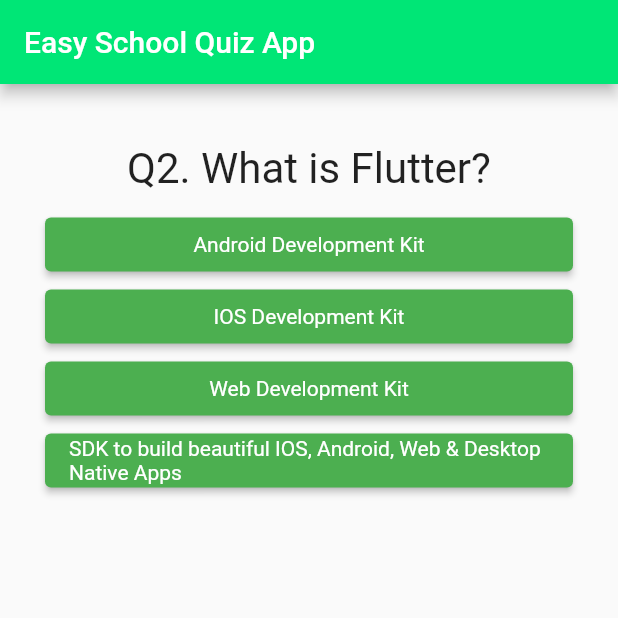
After one commit to EasySchoolASE/EasySchool, a Flutter app: the QuizApp screen opened directly, after a tap on "Facebook", on a phone screen of 412 x 824 dp, the top half of it. The commit adds this screen. Run offline on Flutter 3.47's test engine with Material 2 defaults, Android fonts, the phone set to English and light mode, and no system bars; our stand-ins replace cached_network_image, cloud_firestore, file_picker, firebase_auth, firebase_core, firebase_storage and 8 more; accounts and stored records are empty; Roboto replaces fonts that are missing (Quicksand).

Commit message:
quiz feature integrated navbar

```diff
--- a/easylearning/lib/Model/videosModel.dart
+++ b/easylearning/lib/Model/videosModel.dart
@@ -17,7 +17,7 @@
     videoLink: map['videoLink'],
     photoLink: map['photoLink'],
     title: map['title'],
-    pdfURL: map['pdfURL']
+    pdfURL: map['pdfLink']
   );
 }
 
@@ -29,7 +29,7 @@
     'videoLink': videoLink,
     'photoLink':photoLink,
     'title': title,
-    'pdfURL':pdfURL,
+    'pdfLink':pdfURL,
   };
 }
 
--- /dev/null
+++ b/easylearning/lib/screens/answer.dart
@@ -0,0 +1,27 @@
+import 'package:flutter/material.dart';
+
+class Answer extends StatelessWidget {
+final Function selectHandler;
+final String answerText;
+
+const Answer(this.selectHandler, this.answerText, {Key? key})
+	: super(key: key);
+
+@override
+Widget build(BuildContext context) {
+	// use SizedBox for white space instead of Container
+	return SizedBox(
+	width: double.infinity,
+	child: ElevatedButton(
+		onPressed:() async{
+     await selectHandler();
+    },
+		style: ButtonStyle(
+			textStyle:
+				MaterialStateProperty.all(const TextStyle(color: Colors.white)),
+			backgroundColor: MaterialStateProperty.all(Colors.green)),
+		child: Text(answerText),
+	),
+	); //Container
+}
+}
--- a/easylearning/lib/screens/maths.dart
+++ b/easylearning/lib/screens/maths.dart
@@ -35,9 +35,11 @@
 
   @override
   Widget build(BuildContext context) {
-    return Container(
+    return
+    Container(
             height: 200,
-            child: SizedBox(
+            child:
+            SizedBox(
               width: MediaQuery.of(context).size.width,
               height: 20,
               child: ListView.builder(
--- /dev/null
+++ b/easylearning/lib/screens/question.dart
@@ -0,0 +1,20 @@
+import 'package:flutter/material.dart';
+
+class Question extends StatelessWidget {
+final String questionText;
+
+const Question(this.questionText, {Key? key}) : super(key: key);
+
+@override
+Widget build(BuildContext context) {
+	return Container(
+	width: double.infinity,
+	margin: const EdgeInsets.all(10),
+	child: Text(
+		questionText,
+		style: const TextStyle(fontSize: 28),
+		textAlign: TextAlign.center,
+	), //Text
+	); //Contaier
+}
+}
--- /dev/null
+++ b/easylearning/lib/screens/quiz.dart
@@ -0,0 +1,114 @@
+import 'package:easylearning/screens/quiz_screen.dart';
+import 'package:easylearning/screens/result.dart';
+import 'package:flutter/material.dart';
+
+class QuizApp extends StatefulWidget {
+  const QuizApp({super.key});
+
+  @override
+  State<QuizApp> createState() => _QuizAppState();
+}
+
+class _QuizAppState extends State<QuizApp> {
+
+  final _questions = const [
+	{
+	'questionText': 'Q1. Who created Flutter?',
+	'answers': [
+		{'text': 'Facebook', 'score': -2},
+		{'text': 'Adobe', 'score': -2},
+		{'text': 'Google', 'score': 10},
+		{'text': 'Microsoft', 'score': -2},
+	],
+	},
+	{
+	'questionText': 'Q2. What is Flutter?',
+	'answers': [
+		{'text': 'Android Development Kit', 'score': -2},
+		{'text': 'IOS Development Kit', 'score': -2},
+		{'text': 'Web Development Kit', 'score': -2},
+		{
+		'text':
+			'SDK to build beautiful IOS, Android, Web & Desktop Native Apps',
+		'score': 10
+		},
+	],
+	},
+	{
+	'questionText': ' Q3. Which programing language is used by Flutter',
+	'answers': [
+		{'text': 'Ruby', 'score': -2},
+		{'text': 'Dart', 'score': 10},
+		{'text': 'C++', 'score': -2},
+		{'text': 'Kotlin', 'score': -2},
+	],
+	},
+	{
+	'questionText': 'Q4. Who created Dart programing language?',
+	'answers': [
+		{'text': 'Lars Bak and Kasper Lund', 'score': 10},
+		{'text': 'Brendan Eich', 'score': -2},
+		{'text': 'Bjarne Stroustrup', 'score': -2},
+		{'text': 'Jeremy Ashkenas', 'score': -2},
+	],
+	},
+	{
+	'questionText':
+		'Q5. Is Flutter for Web and Desktop available in stable version?',
+	'answers': [
+		{
+		'text': 'Yes',
+		'score': -2,
+		},
+		{'text': 'No', 'score': 10},
+	],
+	},
+];
+
+var _questionIndex = 0;
+var _totalScore = 0;
+
+void _resetQuiz() {
+	setState(() {
+	_questionIndex = 0;
+	_totalScore = 0;
+	});
+}
+
+void _answerQuestion(int score) {
+	_totalScore += score;
+
+	setState(() {
+	_questionIndex = _questionIndex + 1;
+	});
+	// ignore: avoid_print
+	print(_questionIndex);
+	if (_questionIndex < _questions.length) {
+	// ignore: avoid_print
+	print('We have more questions!');
+	} else {
+	// ignore: avoid_print
+	print('No more questions!');
+	}
+}
+
+  @override
+  Widget build(BuildContext context) {
+    return Scaffold(
+		appBar: AppBar(
+		title: const Text('Easy School Quiz App'),
+		backgroundColor: const Color(0xFF00E676),
+		),
+		body: Padding(
+		padding: const EdgeInsets.all(30.0),
+		child: _questionIndex < _questions.length
+			? QuizScreen(
+				answerQuestion: _answerQuestion,
+				questionIndex: _questionIndex,
+				questions: _questions,
+				) //Quiz
+			: Result(_totalScore, _resetQuiz),
+		), //Padding
+	); //Scaffold;
+  }
+}
--- /dev/null
+++ b/easylearning/lib/screens/quiz_screen.dart
@@ -0,0 +1,33 @@
+import 'package:easylearning/screens/question.dart';
+import 'package:flutter/material.dart';
+
+import 'answer.dart';
+
+class QuizScreen extends StatelessWidget {
+final List<Map<String, Object>> questions;
+final int questionIndex;
+final Function answerQuestion;
+
+const QuizScreen({
+	Key? key,
+	required this.questions,
+	required this.answerQuestion,
+	required this.questionIndex,
+}) : super(key: key);
+
+@override
+Widget build(BuildContext context) {
+	return Column(
+	children: [
+		Question(
+		questions[questionIndex]['questionText'].toString(),
+		), //Question
+		...(questions[questionIndex]['answers'] as List<Map<String, Object>>)
+			.map((answer) {
+		return Answer(
+			() => answerQuestion(answer['score']), answer['text'].toString());
+		}).toList()
+	],
+	); //Column
+}
+}
--- a/easylearning/lib/ui/widgets/topBar.dart
+++ b/easylearning/lib/ui/widgets/topBar.dart
@@ -1,3 +1,4 @@
+import 'package:easylearning/ui/pages/notes.dart';
 import 'package:flutter/cupertino.dart';
 import 'package:flutter/material.dart' as material;
 import 'package:flutter/material.dart';
@@ -222,6 +223,8 @@
                         ),
                         GestureDetector(
                           onTap: () {
+                            Navigator.push(context,
+                                  MaterialPageRoute(builder: (context) => const Notes(subject: "Math")));
                           },
                           child: const Text(
                             "See all",
```
Also changed, not shown: easylearning/lib/screens/result.dart (added, +65 -0 lines), easylearning/lib/ui/pages/notes.dart (+15 -5 lines), easylearning/lib/ui/widgets/navbar.dart (+13 -0 lines).
